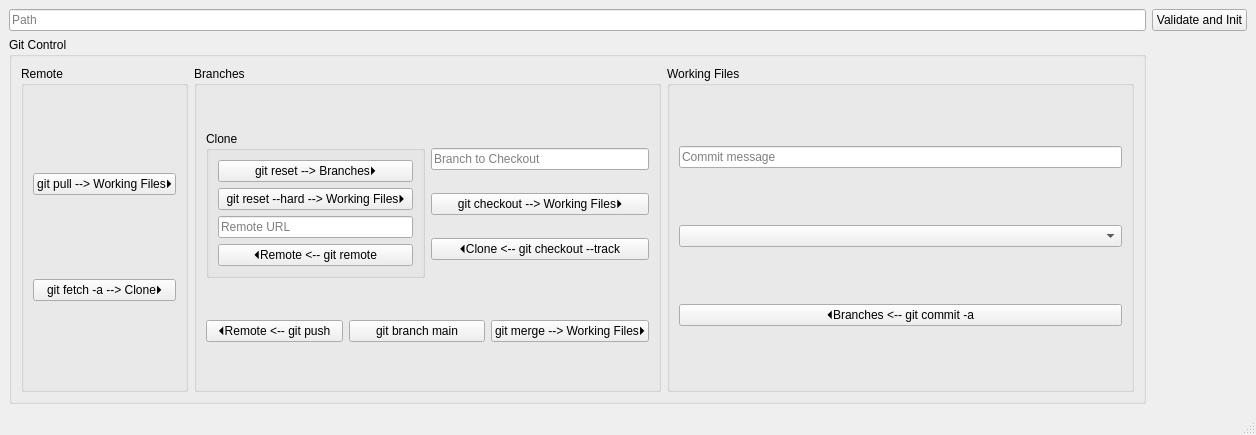
The window that mainwindow.ui (AMa2tei/GitHelper) describes before a commit, drawn with Qt 5.
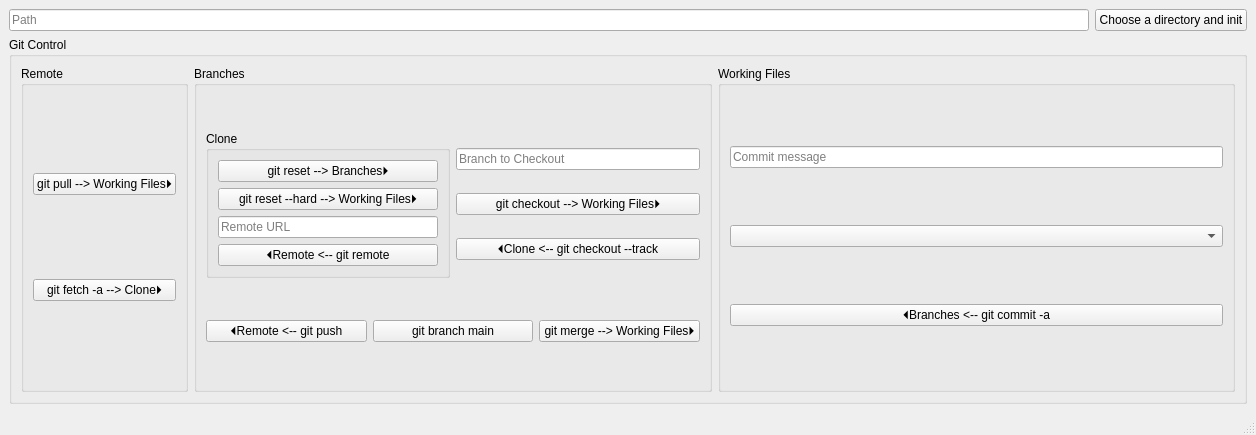
The same window after the commit. Icons and pictures are not drawn.

Commit message: Added a FileDialog to select the directory

Diff of the .ui file:
```diff
--- a/mainwindow.ui
+++ b/mainwindow.ui
@@ -20,19 +20,26 @@
   </property>
   <widget class="QWidget" name="centralwidget">
    <layout class="QGridLayout" name="gridLayout">
-    <item row="0" column="1">
-     <widget class="QPushButton" name="pushButtonValidatePath">
-      <property name="text">
-       <string>Validate and Init</string>
-      </property>
-     </widget>
-    </item>
     <item row="0" column="0">
+     <layout class="QHBoxLayout" name="horizontalLayout">
+      <item>
      <widget class="QLineEdit" name="lineEditPath">
+        <property name="readOnly">
+         <bool>true</bool>
+        </property>
       <property name="placeholderText">
        <string>Path</string>
       </property>
      </widget>
+      </item>
+      <item>
+       <widget class="QPushButton" name="pushButtonValidatePath">
+        <property name="text">
+         <string>Choose a directory and init</string>
+        </property>
+       </widget>
+      </item>
+     </layout>
     </item>
     <item row="1" column="0">
      <widget class="QGroupBox" name="groupBoxGitControl">
```
Lines whose indentation alone changed are shown as unchanged. The commit also changes 2 other files.
